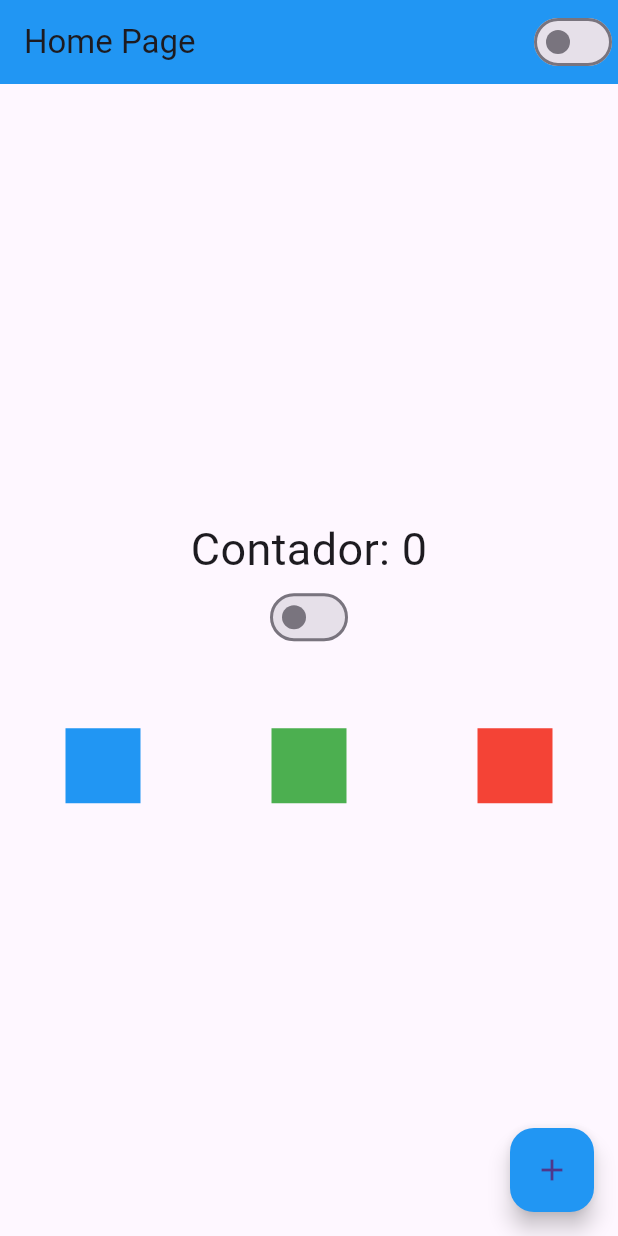
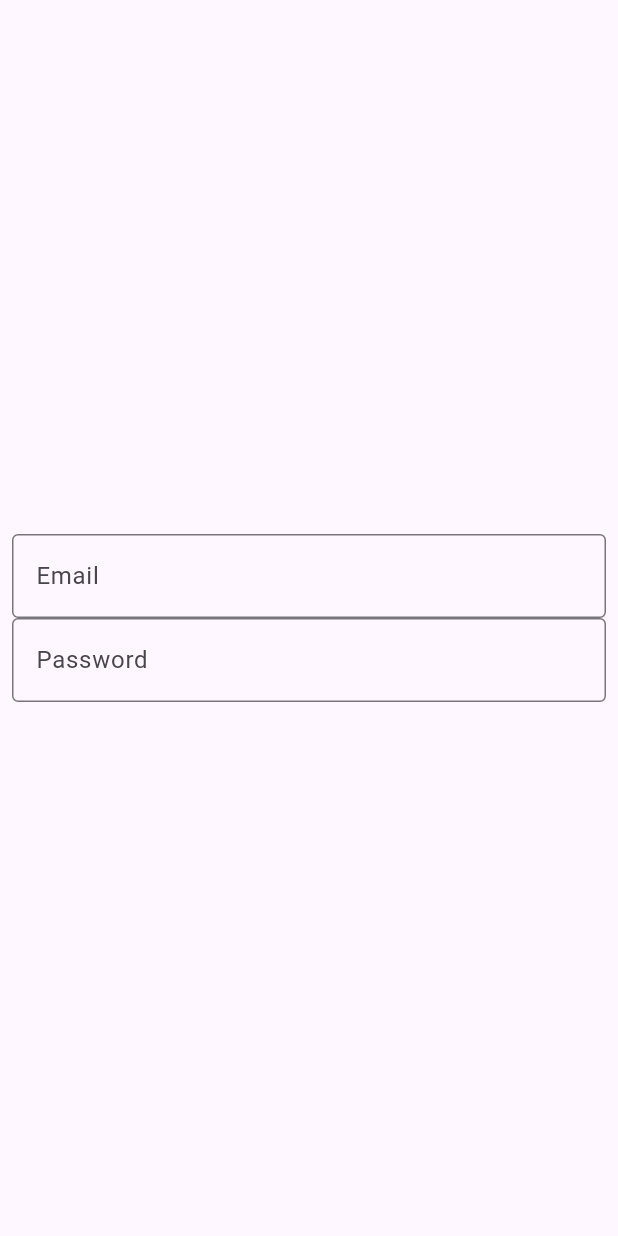
Before and after one commit to Brun00liveira/Flutter, a Flutter app: the screen it shows after launch, on a phone screen of 412 x 824 dp. Run offline on Flutter 3.47's test engine with Material 3 defaults, Android fonts, the phone set to English and light mode, and no system bars.

Commit message:
input text

```diff
--- a/lib/app.dart
+++ b/lib/app.dart
@@ -2,6 +2,7 @@ import 'package:flutter/material.dart';
 import 'package:greengrocer/app_controller.dart';
 
 import 'package:greengrocer/home.dart';
+import 'package:greengrocer/login_page.dart';
 
 class AppWidgets extends StatelessWidget {
   @override
@@ -15,7 +16,7 @@ class AppWidgets extends StatelessWidget {
                 brightness: AppController.instance.isDarkTheme
                     ? Brightness.dark
                     : Brightness.light),
-            home: HomePage(),
+            home: LoginPage(),
           );
         });
   }
--- a/lib/counter.dart
+++ /dev/null
@@ -1,3 +0,0 @@
-import 'package:flutter/material.dart';
-
-class CounterClicks extends StatefulWidget {}
--- a/lib/home.dart
+++ b/lib/home.dart
@@ -1,5 +1,4 @@
 import 'package:flutter/material.dart';
-import 'package:greengrocer/app_controller.dart';
 import 'package:greengrocer/switch.dart';
 
 class HomePage extends StatefulWidget {
@@ -23,9 +22,7 @@ class HomePageState extends State<HomePage> {
       body: Container(
         width: double.infinity,
         height: double.infinity,
-        child: Column(
-          mainAxisAlignment: MainAxisAlignment.center,
-          crossAxisAlignment: CrossAxisAlignment.center,
+        child: ListView(
           children: [
             Text(
               'Contador: $counter',
--- /dev/null
+++ b/lib/login_page.dart
@@ -0,0 +1,40 @@
+import 'package:flutter/material.dart';
+
+class LoginPage extends StatefulWidget {
+  @override
+  State<LoginPage> createState() {
+    return LoginPageState();
+  }
+}
+
+class LoginPageState extends State<LoginPage> {
+  @override
+  Widget build(BuildContext context) {
+    return const Material(
+      child: SizedBox(
+        width: double.infinity,
+        height: double.infinity,
+        child: Padding(
+          padding: EdgeInsets.all(8.0),
+          child: Column(
+            mainAxisAlignment: MainAxisAlignment.center,
+            children: [
+              TextField(
+                keyboardType: TextInputType.emailAddress,
+                decoration: InputDecoration(
+                    labelText: 'Email', border: OutlineInputBorder()),
+              ),
+              TextField(
+                obscureText: true,
+                decoration: InputDecoration(
+                  labelText: 'Password',
+                  border: OutlineInputBorder(),
+                ),
+              ),
+            ],
+          ),
+        ),
+      ),
+    );
+  }
+}
```
